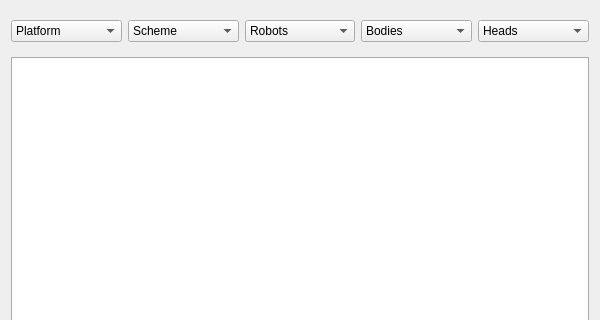
Above: Utils/py/ConfigViewer/ConfigViewer.ui from BerlinUnited/NaoTH before the change; both pictures show x 0 to 600 and y 0 to 320 of the 600 by 600 pixel window. Below: the same form after it.
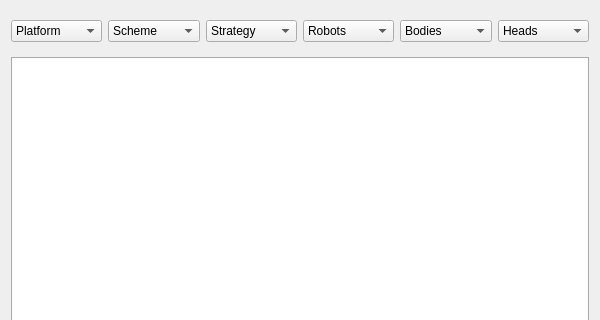
That is the form after the change.

Commit message: added the strategy config

What changed in the file:
```diff
--- a/Utils/py/ConfigViewer/ConfigViewer.ui
+++ b/Utils/py/ConfigViewer/ConfigViewer.ui
@@ -41,6 +41,15 @@
         </item>
        </widget>
       </item>
+      <item>
+       <widget class="QComboBox" name="strategy">
+        <item>
+         <property name="text">
+          <string>Strategy</string>
+         </property>
+        </item>
+       </widget>
+      </item>
       <item>
        <widget class="QComboBox" name="robots">
         <item>
```
The commit also changes 3 other files.
